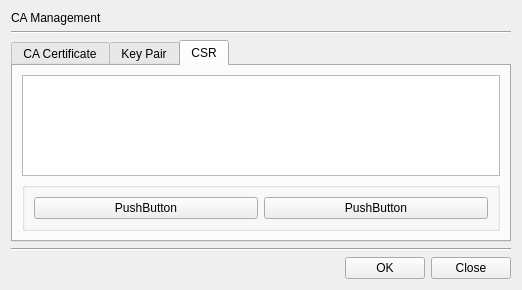
First picture: the form in CertMan/ca_man_dlg.ui, repository jykim74/CertMan, before the edit.
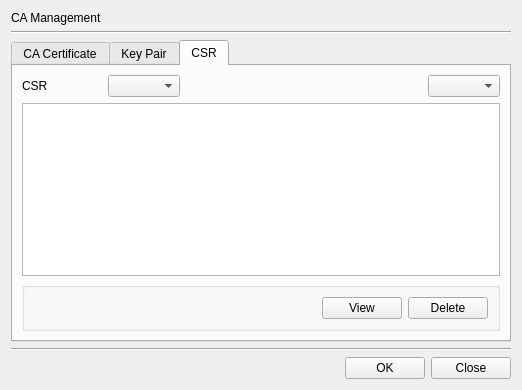
Second picture: the form after the edit. The open tabs and pages were chosen to show the change.

```diff
--- a/CertMan/ca_man_dlg.ui
+++ b/CertMan/ca_man_dlg.ui
@@ -7,7 +7,7 @@
     <x>0</x>
     <y>0</y>
     <width>518</width>
-    <height>290</height>
+    <height>390</height>
    </rect>
   </property>
   <property name="windowTitle">
@@ -33,7 +33,7 @@
      <property name="minimumSize">
       <size>
        <width>500</width>
-       <height>200</height>
+       <height>300</height>
       </size>
      </property>
      <property name="currentIndex">
@@ -130,6 +130,45 @@
        <string>CSR</string>
       </attribute>
       <layout class="QVBoxLayout" name="verticalLayout_5">
+       <item>
+        <layout class="QGridLayout" name="gridLayout_7">
+         <property name="topMargin">
+          <number>0</number>
+         </property>
+         <item row="0" column="2">
+          <spacer name="horizontalSpacer_4">
+           <property name="orientation">
+            <enum>Qt::Horizontal</enum>
+           </property>
+           <property name="sizeHint" stdset="0">
+            <size>
+             <width>40</width>
+             <height>20</height>
+            </size>
+           </property>
+          </spacer>
+         </item>
+         <item row="0" column="0">
+          <widget class="QLabel" name="label_3">
+           <property name="minimumSize">
+            <size>
+             <width>80</width>
+             <height>0</height>
+            </size>
+           </property>
+           <property name="text">
+            <string>CSR</string>
+           </property>
+          </widget>
+         </item>
+         <item row="0" column="3">
+          <widget class="QComboBox" name="mCSRTypeCombo"/>
+         </item>
+         <item row="0" column="1">
+          <widget class="QComboBox" name="mCSRStatusCombo"/>
+         </item>
+        </layout>
+       </item>
        <item>
         <widget class="QTableWidget" name="mCSRTable">
          <property name="minimumSize">
@@ -154,20 +193,33 @@
          <layout class="QVBoxLayout" name="verticalLayout_7">
           <item>
            <layout class="QGridLayout" name="gridLayout_4">
-            <item row="0" column="0">
-             <widget class="QPushButton" name="pushButton_7">
+            <item row="0" column="2">
+             <widget class="QPushButton" name="mCSRDeleteBtn">
               <property name="text">
-               <string>PushButton</string>
+               <string>Delete</string>
               </property>
              </widget>
             </item>
             <item row="0" column="1">
              <widget class="QPushButton" name="pushButton_8">
               <property name="text">
-               <string>PushButton</string>
+               <string>View</string>
               </property>
              </widget>
             </item>
+            <item row="0" column="0">
+             <spacer name="horizontalSpacer_7">
+              <property name="orientation">
+               <enum>Qt::Horizontal</enum>
+              </property>
+              <property name="sizeHint" stdset="0">
+               <size>
+                <width>40</width>
+                <height>20</height>
+               </size>
+              </property>
+             </spacer>
+            </item>
            </layout>
           </item>
          </layout>
```
Left out of the diff: 127 changed lines with no effect on the pictures.
